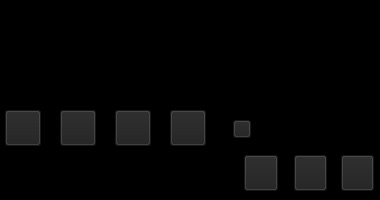
Above: src/desktop/AudioPlayer.ui from varunamachi/tanyatu before the change. Below: the same form after it.
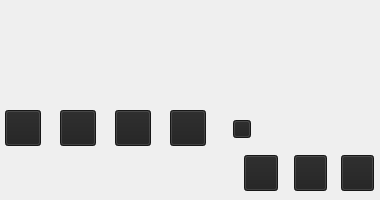
That is the form after the change. Custom widgets are drawn as their Qt base class.

Commit message: Player UI improvements with new colors and icons

What changed in the file:
```diff
--- a/src/desktop/AudioPlayer.ui
+++ b/src/desktop/AudioPlayer.ui
@@ -14,7 +14,9 @@
    <string>GreenChilli</string>
   </property>
   <property name="styleSheet">
-   <string notr="true">QWidget{
+   <string notr="true">background-color: qlineargradient(spread:pad, x1:1, y1:0.205, x2:1, y2:0.949, stop:0.895288 rgba(10, 10, 10, 255), stop:1 rgba(0, 0, 0, 255));
+
+QWidget{
             background-color: black; 
             color: #FFA858;
             border-color: black;
```
Left out of the diff: 3 changed lines with no effect on the pictures. The commit also changes 14 other files.
